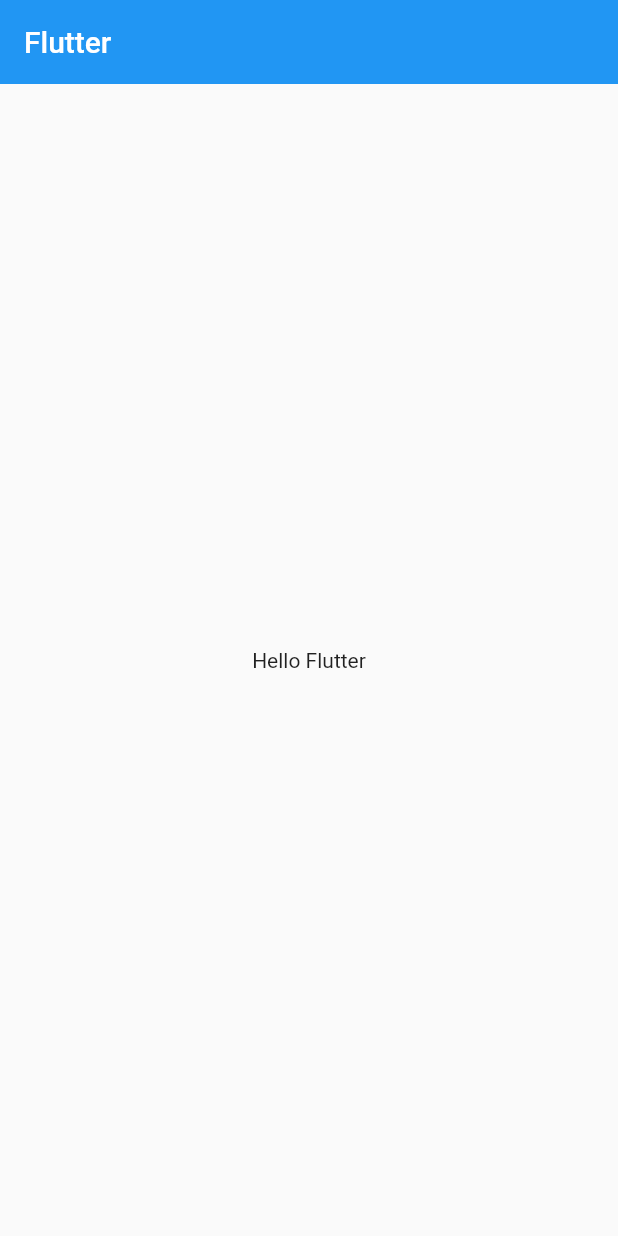
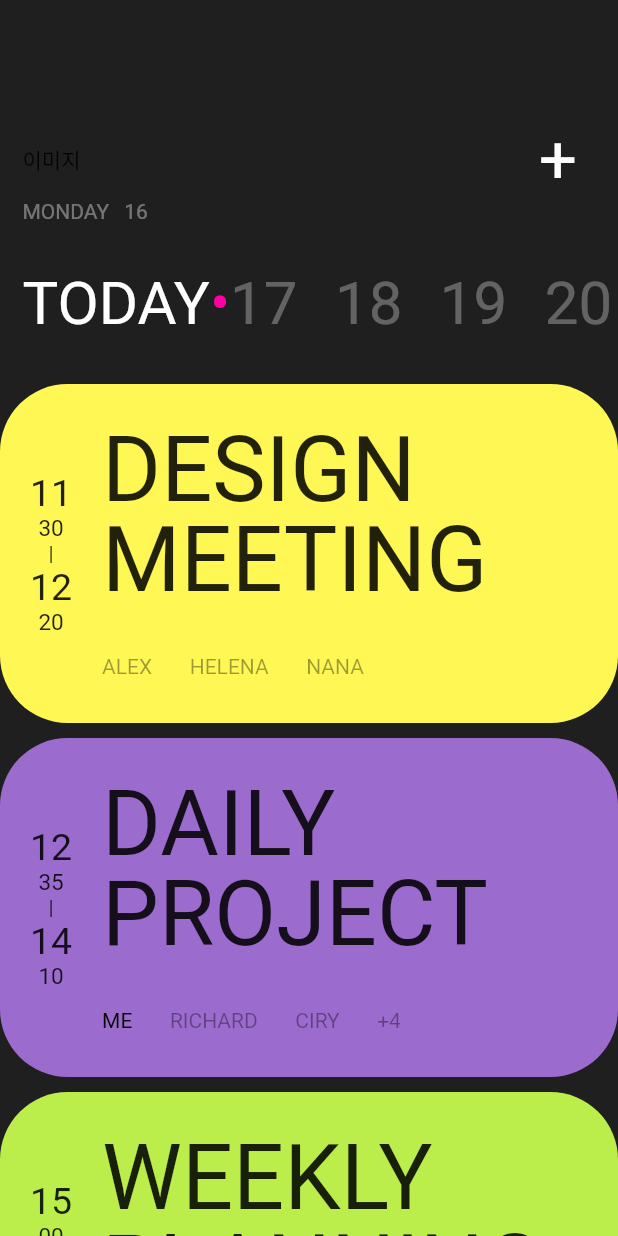
Before and after one commit to ohjisu/toonflix, a Flutter app: the screen it shows after launch, on a phone screen of 412 x 824 dp. Run offline on Flutter 3.47's test engine with Material 2 defaults, Android fonts, the phone set to English and light mode, and no system bars.

Commit message:
챌린지 1차 저장

```diff
--- a/lib/main.dart
+++ b/lib/main.dart
@@ -1,4 +1,6 @@
 import 'package:flutter/material.dart';
+import 'package:toonflix/widgets/color_card.dart';
+import 'package:toonflix/widgets/day_font.dart';
 
 void main() {
   runApp(App());
@@ -16,11 +18,144 @@ class App extends StatelessWidget {
 
     return MaterialApp(
       home: Scaffold(
-        appBar: AppBar(
-          elevation: 0,
-          title: const Text("Flutter"),
+        backgroundColor: const Color.fromRGBO(31, 31, 31, 1),
+        body: SingleChildScrollView(
+          scrollDirection: Axis.vertical,
+          child: Column(
+            children: [
+              const SizedBox(height: 80),
+              Padding(
+                padding: const EdgeInsets.fromLTRB(15, 0, 15, 0),
+                child: Row(
+                  mainAxisAlignment: MainAxisAlignment.spaceBetween,
+                  children: [
+                    const Text("이미지"), // Todo, 이미지
+                    Container(
+                      width: 50,
+                      alignment: Alignment.center,
+                      child: const Text(
+                        "+",
+                        style: TextStyle(
+                          color: Color.fromRGBO(254, 254, 254, 1),
+                          fontSize: 45,
+                          fontWeight: FontWeight.w400,
+                        ),
+                      ),
+                    ), // Todo, 아이콘
+                  ],
+                ),
+              ),
+              Padding(
+                padding: const EdgeInsets.fromLTRB(15, 0, 20, 0),
+                child: Column(
+                  mainAxisAlignment: MainAxisAlignment.start,
+                  children: [
+                    Row(
+                      children: const [
+                        Text(
+                          "MONDAY",
+                          style: TextStyle(
+                            color: Colors.white38,
+                          ),
+                        ),
+                        SizedBox(width: 10),
+                        Text(
+                          "16",
+                          style: TextStyle(
+                            color: Colors.white38,
+                          ),
+                        ),
+                      ],
+                    )
+                  ],
+                ),
+              ),
+              const SizedBox(
+                height: 30,
+              ),
+              Padding(
+                padding: const EdgeInsets.fromLTRB(15, 0, 0, 0),
+                child: SingleChildScrollView(
+                  scrollDirection: Axis.horizontal,
+                  child: Row(
+                    children: [
+                      const Text(
+                        "TODAY",
+                        style: TextStyle(
+                          color: Colors.white,
+                          fontSize: 40,
+                        ),
+                      ),
+                      const Text(
+                        "•",
+                        style: TextStyle(
+                          color: Color(0xffff00a4),
+                          fontSize: 40,
+                        ),
+                      ),
+                      for (var i in [
+                        "17",
+                        "18",
+                        "19",
+                        "20",
+                        "21",
+                        "22",
+                        "23",
+                        "24",
+                        "25",
+                        "26",
+                        "27",
+                        "28",
+                        "29",
+                        "30",
+                        "31",
+                      ])
+                        DayFont(day: i),
+                    ],
+                  ),
+                ),
+              ),
+              const SizedBox(
+                height: 30,
+              ),
+              const ColorCard(
+                bgColor: Color(0xfffef754),
+                startTime: ["11", "30"],
+                endTime: ["12", "20"],
+                title: ["DESIGN", "MEETING"],
+                people: ["ALEX", "HELENA", "NANA"],
+              ),
+              const SizedBox(
+                height: 10,
+              ),
+              const ColorCard(
+                bgColor: Color(0xff9c6bce),
+                startTime: ["12", "35"],
+                endTime: ["14", "10"],
+                title: ["DAILY", "PROJECT"],
+                people: [
+                  "ME",
+                  "RICHARD",
+                  "CIRY",
+                  "JAY",
+                  "NUNU",
+                  "POPO",
+                  "ROSY"
+                ],
+              ),
+              const SizedBox(
+                height: 10,
+              ),
+              const ColorCard(
+                bgColor: Color(0xffbcee4b),
+                startTime: ["15", "00"],
+                endTime: ["16", "30"],
+                title: ["WEEKLY", "PLANNING"],
+                people: ["DEN", "NANA", "MARK"],
+              ),
+            ],
+          ),
         ),
-        body: const Center(child: Text('Hello Flutter')),
       ),
     );
     // return CupertinoApp();
--- /dev/null
+++ b/lib/widgets/color_card.dart
@@ -0,0 +1,122 @@
+import 'package:flutter/material.dart';
+
+class ColorCard extends StatelessWidget {
+  final Color bgColor;
+  final List<String> startTime;
+  final List<String> endTime;
+  final List<String> title;
+  final List<String> people;
+
+  const ColorCard({
+    Key? key,
+    required this.bgColor,
+    required this.startTime,
+    required this.endTime,
+    required this.title,
+    required this.people,
+  }) : super(key: key);
+
+  @override
+  Widget build(BuildContext context) {
+    return Container(
+      decoration: BoxDecoration(
+        color: bgColor,
+        borderRadius: BorderRadius.circular(45),
+      ),
+      child: Padding(
+        padding: const EdgeInsets.symmetric(vertical: 30, horizontal: 20),
+        child: Column(
+          children: [
+            Row(
+              children: [
+                Column(
+                  crossAxisAlignment: CrossAxisAlignment.center,
+                  mainAxisAlignment: MainAxisAlignment.start,
+                  children: [
+                    Text(
+                      startTime[0],
+                      style: const TextStyle(
+                        fontSize: 25,
+                      ),
+                    ),
+                    Text(
+                      startTime[1],
+                      style: const TextStyle(
+                        fontSize: 15,
+                      ),
+                    ),
+                    const Text("|"),
+                    Text(
+                      endTime[0],
+                      style: const TextStyle(
+                        fontSize: 25,
+                      ),
+                    ),
+                    Text(
+                      endTime[1],
+                      style: const TextStyle(
+                        fontSize: 15,
+                      ),
+                    ),
+                  ],
+                ),
+                const SizedBox(
+                  width: 20,
+                ),
+                Column(
+                  crossAxisAlignment: CrossAxisAlignment.start,
+                  mainAxisAlignment: MainAxisAlignment.start,
+                  children: [
+                    Text(
+                      title[0],
+                      style: const TextStyle(
+                        fontSize: 60,
+                        height: 1,
+                      ),
+                    ),
+                    Text(
+                      title[1],
+                      style: const TextStyle(
+                        fontSize: 60,
+                        height: 1,
+                      ),
+                    ),
+                    const SizedBox(height: 30),
+                    Row(
+                      children: [
+                        for (var name in people)
+                          if (people.indexOf(name) < 3)
+                            Row(
+                              children: [
+                                Text(
+                                  name,
+                                  style: TextStyle(
+                                    color: name == "ME"
+                                        ? Colors.black
+                                        : Colors.black38,
+                                  ),
+                                ),
+                                const SizedBox(
+                                  width: 25,
+                                ),
+                              ],
+                            ),
+                        if (people.length > 3)
+                          Text(
+                            "+${people.length - 3}",
+                            style: const TextStyle(
+                              color: Colors.black38,
+                            ),
+                          ),
+                      ],
+                    ),
+                  ],
+                ),
+              ],
+            ),
+          ],
+        ),
+      ),
+    );
+  }
+}
--- /dev/null
+++ b/lib/widgets/day_font.dart
@@ -0,0 +1,27 @@
+import 'package:flutter/material.dart';
+
+class DayFont extends StatelessWidget {
+  final String day;
+  const DayFont({
+    Key? key,
+    required this.day,
+  }) : super(key: key);
+
+  @override
+  Widget build(BuildContext context) {
+    return Row(
+      children: [
+        Text(
+          day,
+          style: const TextStyle(
+            color: Colors.white30,
+            fontSize: 40,
+          ),
+        ),
+        const SizedBox(
+          width: 25,
+        ),
+      ],
+    );
+  }
+}
```
Also changed, not shown: 2 other files.
